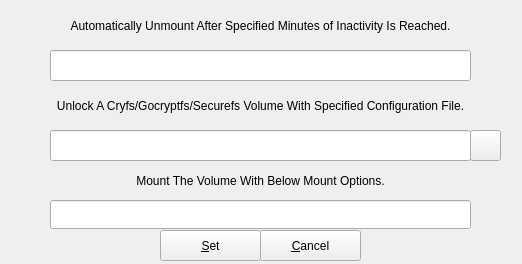
mhogomchungu/sirikali, file src/options.ui: the form before one commit.
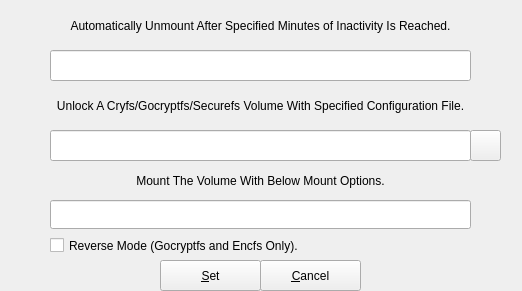
The form after the commit.

Commit message: add a GUI to create and unlock gocryptfs and encfs in reverse mode

Patch:
```diff
--- a/src/options.ui
+++ b/src/options.ui
@@ -10,7 +10,7 @@
     <x>0</x>
     <y>0</y>
     <width>522</width>
-    <height>264</height>
+    <height>291</height>
    </rect>
   </property>
   <property name="windowTitle">
@@ -144,11 +144,25 @@
      <bool>true</bool>
     </property>
    </widget>
+   <widget class="QCheckBox" name="checkBox">
+    <property name="geometry">
+     <rect>
+      <x>20</x>
+      <y>230</y>
+      <width>421</width>
+      <height>31</height>
+     </rect>
+    </property>
+    <property name="text">
+     <string>Reverse Mode (Gocryptfs and Encfs Only).</string>
+    </property>
+   </widget>
+  </widget>
    <widget class="QPushButton" name="pbOK">
     <property name="geometry">
      <rect>
-      <x>130</x>
-      <y>230</y>
+     <x>160</x>
+     <y>260</y>
       <width>101</width>
       <height>31</height>
      </rect>
@@ -160,8 +174,8 @@
    <widget class="QPushButton" name="pbCancel">
     <property name="geometry">
      <rect>
-      <x>230</x>
-      <y>230</y>
+     <x>260</x>
+     <y>260</y>
       <width>101</width>
       <height>31</height>
      </rect>
@@ -169,7 +183,6 @@
     <property name="text">
      <string>&amp;Cancel</string>
     </property>
-   </widget>
   </widget>
  </widget>
  <layoutdefault spacing="6" margin="11"/>
```
Lines whose indentation alone changed are shown as unchanged. The commit also changes 17 other files.
